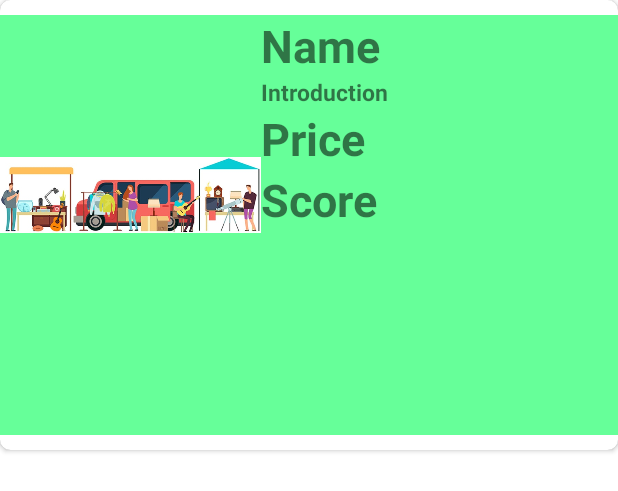
After one commit to keung0606/Second-Hand-Market-App, an Android app: the layout view_products.xml on its own in the app's theme, with its tools: preview values and no code run, on a phone screen of 412 x 824 dp. The commit adds this screen. Shown: the top 491 px of the screen. Run offline under Robolectric (Android 15) with nearby library versions, the phone set to English and light mode, and no system bars.

Commit message:
View Second hand Products

```diff
--- /dev/null
+++ b/app/src/main/res/layout/view_products.xml
@@ -0,0 +1,74 @@
+<?xml version="1.0" encoding="utf-8"?>
+<androidx.cardview.widget.CardView xmlns:android="http://schemas.android.com/apk/res/android"
+    android:layout_width="match_parent"
+    android:layout_height="300dp"
+    xmlns:app="http://schemas.android.com/apk/res-auto"
+    android:elevation="5dp"
+    app:cardCornerRadius="7dp">
+
+    <LinearLayout
+        android:layout_width="match_parent"
+        android:layout_height="match_parent"
+        android:orientation="horizontal"
+        android:background="#66FF99"
+        android:layout_marginVertical="10dp">
+
+
+        <ImageView
+            android:id="@+id/viewImage"
+            android:layout_width="174dp"
+            android:layout_height="wrap_content"
+            android:layout_marginTop="10dp"
+            android:src="@mipmap/pro_img" />
+
+        <LinearLayout
+            android:layout_width="match_parent"
+            android:layout_height="match_parent"
+            android:orientation="vertical">
+
+
+            <TextView
+                android:id="@+id/viewName"
+                android:layout_width="wrap_content"
+                android:layout_height="wrap_content"
+                android:text="Name"
+                android:textSize="30dp"
+                android:textStyle="bold" />
+
+            <TextView
+                android:id="@+id/viewDes"
+                android:layout_width="wrap_content"
+                android:layout_height="wrap_content"
+                android:text="Introduction"
+                android:textSize="15dp"
+                android:textStyle="bold" />
+
+            <TextView
+                android:id="@+id/viewPrice"
+                android:layout_width="wrap_content"
+                android:layout_height="wrap_content"
+                android:text="Price"
+                android:textSize="30dp"
+                android:textStyle="bold" />
+
+            <TextView
+                android:id="@+id/viewScore"
+                android:layout_width="wrap_content"
+                android:layout_height="wrap_content"
+                android:text="Score"
+                android:textSize="30dp"
+                android:textStyle="bold" />
+
+
+
+
+
+        </LinearLayout>
+
+
+
+
+
+    </LinearLayout>
+
+</androidx.cardview.widget.CardView>
```
Also changed, not shown: app/src/main/AndroidManifest.xml (+11 -5 lines), app/src/main/java/com/example/second_handmarketapp/SecondAdapter.java (+14 -1 lines), app/src/main/java/com/example/second_handmarketapp/ViewAdapter.java (added, +66 -0 lines), app/src/main/java/com/example/second_handmarketapp/ViewMod.java (added, +67 -0 lines), app/src/main/java/com/example/second_handmarketapp/ViewProducts.java (added, +115 -0 lines), app/src/main/res/layout/activity_view_products.xml (added, +16 -0 lines).
